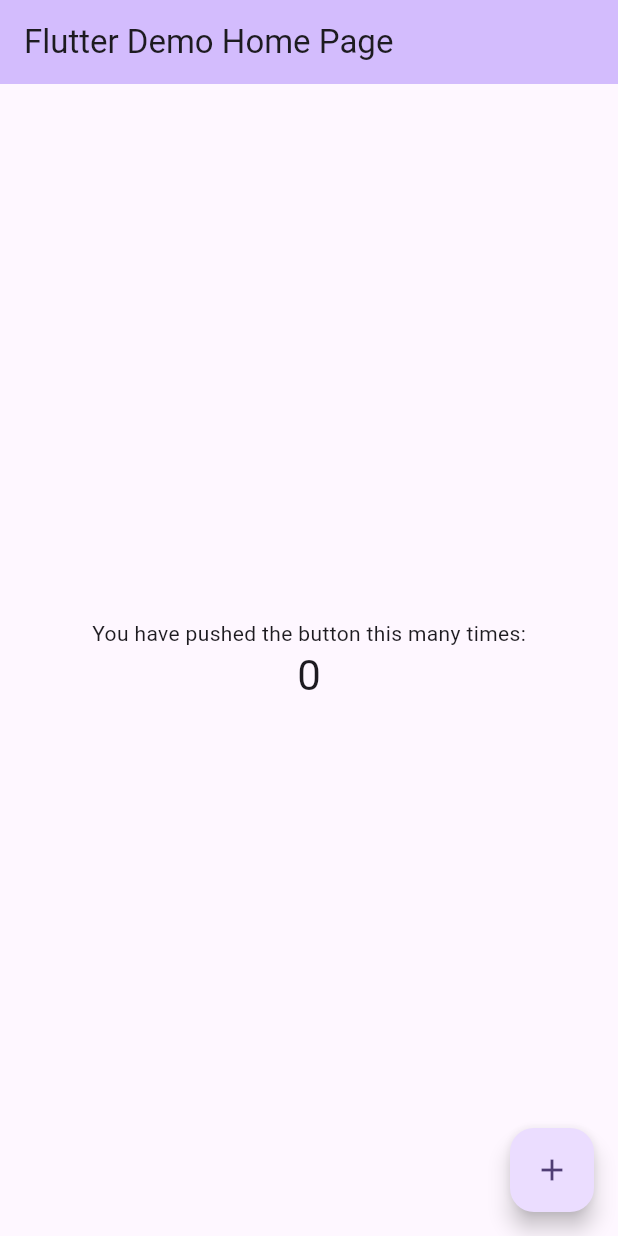
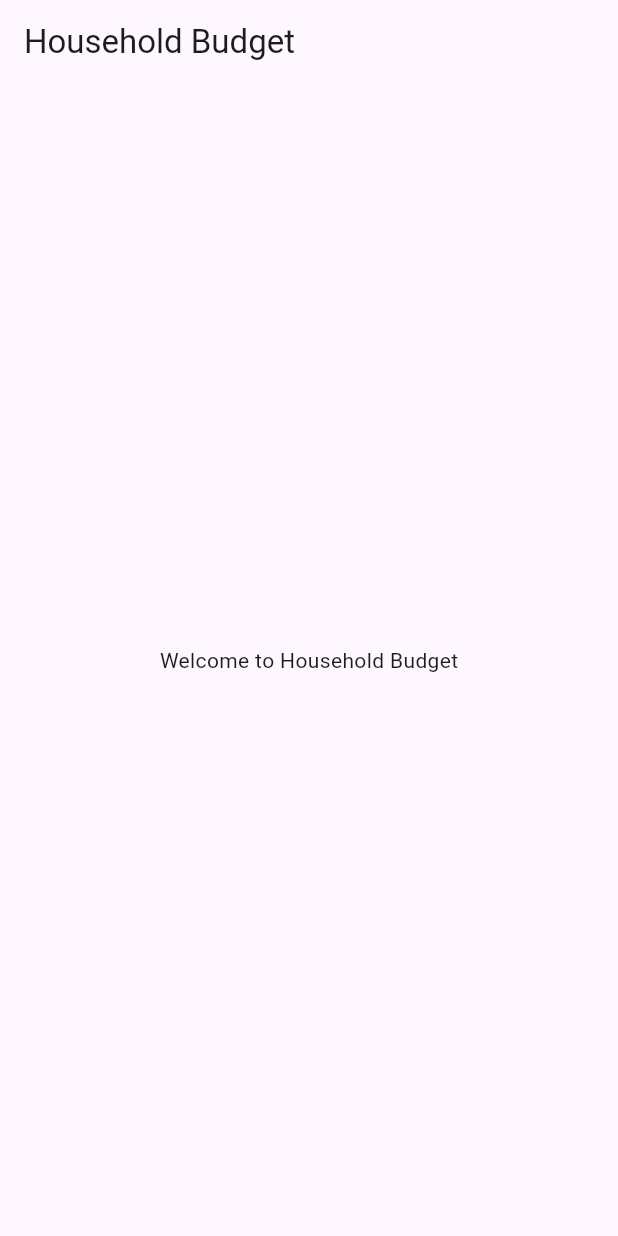
Before and after one commit to yhlzusnclfb-cmd/household-budget-app, a Flutter app: the screen it shows after launch, on a phone screen of 412 x 824 dp. Run offline on Flutter 3.47's test engine with Material 3 defaults, Android fonts, the phone set to English and light mode, and no system bars.

Commit message:
Create initial HomeScreen

```diff
--- /dev/null
+++ b/lib/feature/home/screen/home_screen.dart
@@ -0,0 +1,18 @@
+import 'package:flutter/material.dart';
+
+class HomeScreen extends StatelessWidget {
+    const HomeScreen({super.key});
+
+    @override
+    Widget build(BuildContext context) {
+        return Scaffold(
+            appBar: AppBar(
+                title: const Text('Household Budget'),
+                ),
+            body: const Center(
+                child: Text('Welcome to Household Budget'),
+            )
+        );
+    }
+
+}
--- a/lib/main.dart
+++ b/lib/main.dart
@@ -1,4 +1,5 @@
 import 'package:flutter/material.dart';
+import 'feature/home/screen/home_screen.dart';
 
 void main() {
   runApp(const MyApp());
@@ -6,117 +7,14 @@ void main() {
 
 class MyApp extends StatelessWidget {
   const MyApp({super.key});
-
-  // This widget is the root of your application.
   @override
   Widget build(BuildContext context) {
     return MaterialApp(
-      title: 'Flutter Demo',
+      title: 'Household Budget',
       theme: ThemeData(
-        // This is the theme of your application.
-        //
-        // TRY THIS: Try running your application with "flutter run". You'll see
-        // the application has a purple toolbar. Then, without quitting the app,
-        // try changing the seedColor in the colorScheme below to Colors.green
-        // and then invoke "hot reload" (save your changes or press the "hot
-        // reload" button in a Flutter-supported IDE, or press "r" if you used
-        // the command line to start the app).
-        //
-        // Notice that the counter didn't reset back to zero; the application
-        // state is not lost during the reload. To reset the state, use hot
-        // restart instead.
-        //
-        // This works for code too, not just values: Most code changes can be
-        // tested with just a hot reload.
         colorScheme: .fromSeed(seedColor: Colors.deepPurple),
       ),
-      home: const MyHomePage(title: 'Flutter Demo Home Page'),
+      home: const HomeScreen(),
     );
   }
 }
-
-class MyHomePage extends StatefulWidget {
-  const MyHomePage({super.key, required this.title});
-
-  // This widget is the home page of your application. It is stateful, meaning
-  // that it has a State object (defined below) that contains fields that affect
-  // how it looks.
-
-  // This class is the configuration for the state. It holds the values (in this
-  // case the title) provided by the parent (in this case the App widget) and
-  // used by the build method of the State. Fields in a Widget subclass are
-  // always marked "final".
-
-  final String title;
-
-  @override
-  State<MyHomePage> createState() => _MyHomePageState();
-}
-
-class _MyHomePageState extends State<MyHomePage> {
-  int _counter = 0;
-
-  void _incrementCounter() {
-    setState(() {
-      // This call to setState tells the Flutter framework that something has
-      // changed in this State, which causes it to rerun the build method below
-      // so that the display can reflect the updated values. If we changed
-      // _counter without calling setState(), then the build method would not be
-      // called again, and so nothing would appear to happen.
-      _counter++;
-    });
-  }
-
-  @override
-  Widget build(BuildContext context) {
-    // This method is rerun every time setState is called, for instance as done
-    // by the _incrementCounter method above.
-    //
-    // The Flutter framework has been optimized to make rerunning build methods
-    // fast, so that you can just rebuild anything that needs updating rather
-    // than having to individually change instances of widgets.
-    return Scaffold(
-      appBar: AppBar(
-        // TRY THIS: Try changing the color here to a specific color (to
-        // Colors.amber, perhaps?) and trigger a hot reload to see the AppBar
-        // change color while the other colors stay the same.
-        backgroundColor: Theme.of(context).colorScheme.inversePrimary,
-        // Here we take the value from the MyHomePage object that was created by
-        // the App.build method, and use it to set our appbar title.
-        title: Text(widget.title),
-      ),
-      body: Center(
-        // Center is a layout widget. It takes a single child and positions it
-        // in the middle of the parent.
-        child: Column(
-          // Column is also a layout widget. It takes a list of children and
-          // arranges them vertically. By default, it sizes itself to fit its
-          // children horizontally, and tries to be as tall as its parent.
-          //
-          // Column has various properties to control how it sizes itself and
-          // how it positions its children. Here we use mainAxisAlignment to
-          // center the children vertically; the main axis here is the vertical
-          // axis because Columns are vertical (the cross axis would be
-          // horizontal).
-          //
-          // TRY THIS: Invoke "debug painting" (choose the "Toggle Debug Paint"
-          // action in the IDE, or press "p" in the console), to see the
-          // wireframe for each widget.
-          mainAxisAlignment: .center,
-          children: [
-            const Text('You have pushed the button this many times:'),
-            Text(
-              '$_counter',
-              style: Theme.of(context).textTheme.headlineMedium,
-            ),
-          ],
-        ),
-      ),
-      floatingActionButton: FloatingActionButton(
-        onPressed: _incrementCounter,
-        tooltip: 'Increment',
-        child: const Icon(Icons.add),
-      ),
-    );
-  }
-}
```
Also changed, not shown: 3 other files.
